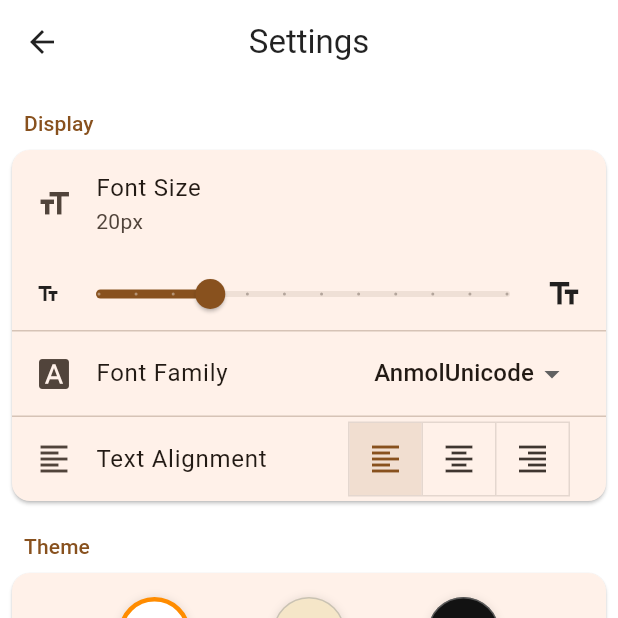
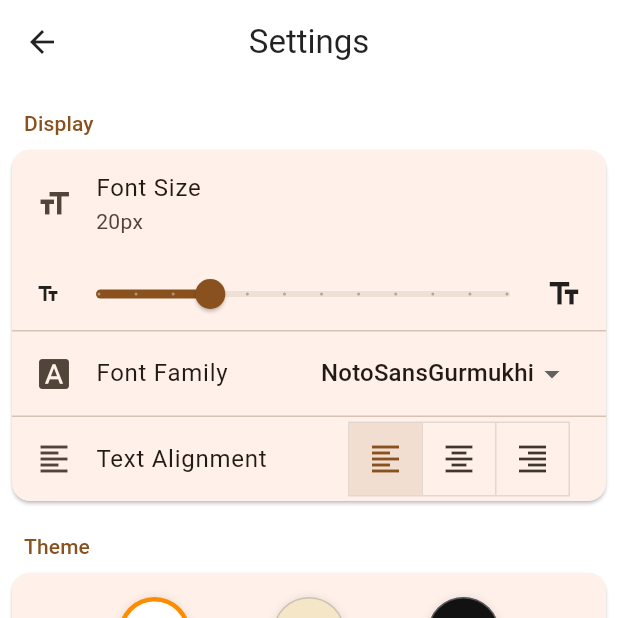
Before and after one commit to jsdosanj/sundargutka, a Flutter app: the SettingsScreen screen opened by its route, on a phone screen of 412 x 824 dp, the top half of it. Run offline on Flutter 3.47's test engine with Material 3 defaults, Android fonts, the phone set to English and light mode, and no system bars; our stand-ins replace scrollable_positioned_list, shared_preferences; accounts and stored records are empty.

Commit message:
Fix pubspec.yaml font reference and update constants to use NotoSansGurmukhi; add GitHub Actions CI workflow
Co-authored-by: jsdosanj <23176102+jsdosanj@users.noreply.github.com>

```diff
--- a/lib/config/constants.dart
+++ b/lib/config/constants.dart
@@ -5,10 +5,10 @@ class AppConstants {
   static const double defaultFontSize = 20.0;
 
   // Font families
-  static const String defaultFontFamily = 'AnmolUnicode';
+  static const String defaultFontFamily = 'NotoSansGurmukhi';
   static const List<String> availableFonts = [
-    'AnmolUnicode',
-    'Roboto',
+    'NotoSansGurmukhi',
+    'Poppins',
   ];
 
   // Background themes
--- a/pubspec.yaml
+++ b/pubspec.yaml
@@ -24,8 +24,3 @@ flutter:
   uses-material-design: true
   assets:
     - assets/bani/
-    - assets/images/
-  fonts:
-    - family: AnmolUnicode
-      fonts:
-        - asset: assets/fonts/AnmolUnicode.ttf
```
Also changed, not shown: 2 other files.
